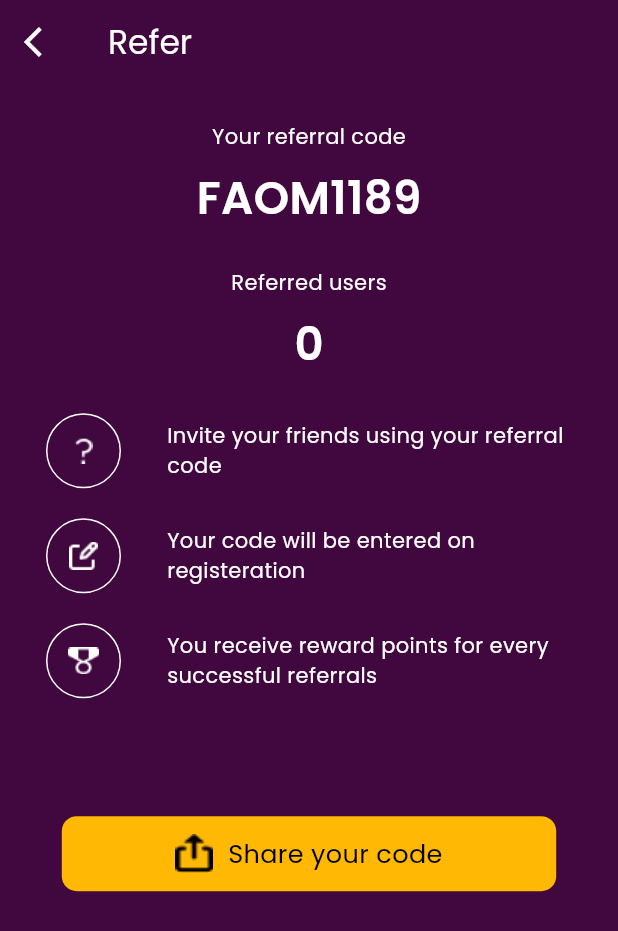
After one commit to Chi-naza/Bulloak-FInance, a Flutter app: the Referral screen opened by its route, after a tap on "Invite Now", on a phone screen of 412 x 824 dp. The commit adds this screen. Shown: the top 931 px of the screen. Run offline on Flutter 3.47's test engine with Material 3 defaults, Android fonts, the light colour scheme and no system bars; our stand-ins replace fl_chart, flutter_advanced_drawer, flutter_credit_card, flutter_screenutil, get, google_fonts and 3 more; missing offline and left inert: number_text_input_formatter; accounts and stored records are empty; network calls fail.

Commit message:
referral ui added

```diff
--- /dev/null
+++ b/lib/data/referral_data.dart
@@ -0,0 +1,14 @@
+final List referralData = [
+  {
+    'icon': 'assets/icons/questionmark.png',
+    'text': 'Invite your friends using your referral \ncode',
+  },
+  {
+    'icon': 'assets/icons/regis.png',
+    'text': 'Your code will be entered on \nregisteration',
+  },
+  {
+    'icon': 'assets/icons/rewardpt.png',
+    'text': 'You receive reward points for every \nsuccessful referrals',
+  },
+];
--- /dev/null
+++ b/lib/referral/inviteFriends.dart
@@ -0,0 +1,123 @@
+import 'package:flutter/material.dart';
+import 'package:flutter_screenutil/flutter_screenutil.dart';
+import 'package:get/get.dart';
+import 'package:google_fonts/google_fonts.dart';
+
+import '../data/referral_data.dart';
+
+class InviteFriends extends StatelessWidget {
+  const InviteFriends({super.key});
+
+  @override
+  Widget build(BuildContext context) {
+    var w = MediaQuery.of(context).size.width;
+    return SafeArea(
+        child: Scaffold(
+      backgroundColor: const Color(0xff41073F),
+      appBar: AppBar(
+        backgroundColor: Colors.transparent,
+        leading: GestureDetector(
+          onTap: () => Get.back(),
+          child: const Icon(
+            Icons.arrow_back_ios,
+            color: Colors.white,
+          ),
+        ),
+        title: Text('Refer', style: GoogleFonts.poppins(color: Colors.white)),
+      ),
+      body: Center(
+        child:
+            Column(mainAxisAlignment: MainAxisAlignment.spaceEvenly, children: [
+          Column(
+            children: [
+              Text(
+                'Your referral code',
+                style: GoogleFonts.poppins(color: Colors.white),
+              ),
+              SizedBox(height: 10.h),
+              Text(
+                'FAOM1189',
+                style: GoogleFonts.poppins(
+                    color: Colors.white,
+                    fontSize: 30.sp,
+                    fontWeight: FontWeight.w600),
+              ),
+            ],
+          ),
+          Column(
+            children: [
+              Text(
+                'Referred users',
+                style: GoogleFonts.poppins(color: Colors.white),
+              ),
+              SizedBox(height: 10.h),
+              Text(
+                '0',
+                style: GoogleFonts.poppins(
+                    color: Colors.white,
+                    fontSize: 30.sp,
+                    fontWeight: FontWeight.w600),
+              ),
+            ],
+          ),
+          SizedBox(
+            height: 250.h,
+            child: ListView.separated(
+              physics: const NeverScrollableScrollPhysics(),
+              itemCount: referralData.length,
+              itemBuilder: (context, index) => Row(
+                mainAxisAlignment: MainAxisAlignment.spaceEvenly,
+                children: [
+                  Container(
+                    height: 50,
+                    width: 50,
+                    decoration: BoxDecoration(
+                        shape: BoxShape.circle,
+                        border: Border.all(width: 1, color: Colors.white)),
+                    child:
+                        Center(child: Image.asset(referralData[index]['icon'])),
+                  ),
+                  SizedBox(
+                    width: 270,
+                    child: Text(
+                      referralData[index]['text'],
+                      style: GoogleFonts.poppins(color: Colors.white),
+                    ),
+                  )
+                ],
+              ),
+              separatorBuilder: (BuildContext context, int index) =>
+                  const SizedBox(
+                height: 20,
+              ),
+            ),
+          ),
+          Container(
+            height: 50,
+            width: w * 0.8,
+            decoration: BoxDecoration(
+                color: const Color(0xffFFB803),
+                borderRadius: BorderRadius.circular(10)),
+            child: Row(mainAxisAlignment: MainAxisAlignment.center, children: [
+              Image.asset(
+                'assets/icons/share.png',
+                scale: 0.8,
+              ),
+              SizedBox(
+                width: 10.w,
+              ),
+              Text('Share your code',
+                  style: GoogleFonts.poppins(
+                      color: Colors.black,
+                      fontSize: 17.sp,
+                      fontWeight: FontWeight.w400))
+            ]),
+          ),
+          SizedBox(
+            height: 185.h,
+          )
+        ]),
+      ),
+    ));
+  }
+}
--- /dev/null
+++ b/lib/referral/referral.dart
@@ -0,0 +1,195 @@
+import 'package:bulloak_fin_mgt_fin_mgt/colors.dart';
+import 'package:bulloak_fin_mgt_fin_mgt/widgets/custom_button.dart';
+import 'package:flutter/material.dart';
+import 'package:flutter_screenutil/flutter_screenutil.dart';
+import 'package:get/get.dart';
+import 'package:google_fonts/google_fonts.dart';
+import 'package:iconsax/iconsax.dart';
+
+class Referral extends StatelessWidget {
+  const Referral({super.key});
+
+  @override
+  Widget build(BuildContext context) {
+    var w = MediaQuery.of(context).size.width;
+    return SafeArea(
+        child: Scaffold(
+      backgroundColor: AppColors.primaryColor,
+      appBar: AppBar(
+        backgroundColor: Colors.transparent,
+        elevation: 0,
+        leading: GestureDetector(
+          onTap: () => Get.back(),
+          child: const Icon(
+            Icons.arrow_back_ios,
+            color: Colors.white,
+          ),
+        ),
+        title:
+            Text('Referral', style: GoogleFonts.poppins(color: Colors.white)),
+      ),
+      body: SingleChildScrollView(
+        child: Column(children: [
+          Stack(
+              //ads
+              children: [
+                Image.asset('assets/images/adBox.png'),
+                Positioned(
+                    left: 40.w,
+                    top: 15.h,
+                    child: SizedBox(
+                      height: 300,
+                      width: 320,
+                      child: Image.asset(
+                          'assets/images/ad.png'), //advertisement image
+                    ))
+              ]),
+          ////////////
+          Container(
+            height: 80.h,
+            width: w * 0.85,
+            decoration: BoxDecoration(
+                color: const Color(0xff41073F),
+                borderRadius: BorderRadius.circular(5)),
+            child: Column(
+              mainAxisAlignment: MainAxisAlignment.center,
+              /////////////////////////////////////////
+              children: [
+                Row(mainAxisAlignment: MainAxisAlignment.center, children: [
+                  Container(
+                      height: 10.h,
+                      width: 38.w,
+                      decoration: const BoxDecoration(
+                          color: Color.fromARGB(255, 255, 184, 3),
+                          borderRadius: BorderRadius.only(
+                              topLeft: Radius.circular(5),
+                              bottomLeft: Radius.circular(5)))),
+                  const ReferralCateg(earnAmount: '\$20.00'),
+                  Container(
+                      height: 10.h,
+                      width: 38.w,
+                      decoration: const BoxDecoration(
+                        color: Color.fromARGB(61, 255, 184, 3),
+                      )),
+                  const ReferralCateg(earnAmount: '\$40.00'),
+                  Container(
+                      height: 10.h,
+                      width: 38.w,
+                      decoration: const BoxDecoration(
+                        color: Color.fromARGB(61, 255, 184, 3),
+                      )),
+                  const ReferralCateg(
+                    earnAmount: '\$60.00',
+                  ),
+                ]),
+                Row(children: [
+                  SizedBox(
+                    height: 15.h,
+                    width: 75.w,
+                  ),
+                  Text(
+                    '1 User',
+                    style: GoogleFonts.poppins(
+                        color: Colors.white, fontSize: 14.sp),
+                  ),
+                  SizedBox(
+                    height: 15.h,
+                    width: 54.w,
+                  ),
+                  Text(
+                    '2 Users',
+                    style: GoogleFonts.poppins(
+                        color: Colors.white, fontSize: 14.sp),
+                  ),
+                  SizedBox(
+                    height: 15.h,
+                    width: 42.w,
+                  ),
+                  Text(
+                    '3 Users',
+                    style: GoogleFonts.poppins(
+                        color: Colors.white, fontSize: 14.sp),
+                  ),
+                ])
+              ],
+            ),
+          ),
+          SizedBox(height: 25.h),
+          ////////////////
+          GestureDetector(
+            onTap: () => Get.toNamed('/inviteFriends'),
+            child: CustomButton(
+                height: 55.h,
+                width: w * 0.8,
+                text: 'Invite Now',
+                textColor: Colors.black,
+                color: const Color(0xffFFB803),
+                circularRadius: 10,
+                fontWeight: FontWeight.normal),
+          ),
+          SizedBox(height: 30.h),
+          Container(
+              height: 200,
+              width: w * 0.87.sp,
+              decoration: BoxDecoration(
+                  borderRadius: BorderRadius.circular(15), color: Colors.white),
+              child: Column(
+                  mainAxisAlignment: MainAxisAlignment.spaceEvenly,
+                  children: [
+                    Column(children: [
+                      Text(
+                        'How do you get?',
+                        style: GoogleFonts.poppins(color: Colors.grey[800]),
+                      ),
+                      SizedBox(height: 5.h),
+                      Divider(
+                          color: AppColors.fillText.withOpacity(0.4),
+                          indent: 40.w,
+                          endIndent: 40.w,
+                          height: 0)
+                    ]),
+                    Column(
+                      children: [
+                        Row(
+                          mainAxisAlignment: MainAxisAlignment.spaceEvenly,
+                          children: [
+                            Column(
+                              crossAxisAlignment: CrossAxisAlignment.center,
+                              children: [
+                                const BoxWithIcon(icon: Icons.share_outlined),
+                                SizedBox(height: 5.h),
+                                const WriteUps(
+                                    text: 'Share your invitation code/link')
+                              ],
+                            ),
+                            Column(
+                              crossAxisAlignment: CrossAxisAlignment.center,
+                              children: [
+                                const BoxWithIcon(icon: Iconsax.login),
+                                SizedBox(height: 5.h),
+                                const WriteUps(
+                                    text:
+                                        'Friends sign in with your invitation codes')
+                              ],
+                            ),
+                            Column(
+                              crossAxisAlignment: CrossAxisAlignment.center,
+                              children: [
+                                const BoxWithIcon(
+                                    icon: Iconsax.arrow_swap_horizontal),
+                                SizedBox(height: 5.h),
+                                const WriteUps(
+                                    text: 'Friends make the first transaction')
+                              ],
+                            ),
+                          ],
+                        ),
+                      ],
+                    ),
+                  ])),
+          const SizedBox(height: 10)
+        ]),
+      ),
+    ));
+  }
+}
--- a/lib/routes/names.dart
+++ b/lib/routes/names.dart
@@ -20,10 +20,6 @@ class AppRoutes {
   static const totalAssets = '/totalAssets';
   static const accountLimits = '/accountLimits';
   static const support = '/support';
-
-  // static const Login = '/login';
-  // static const INITIAL = '/';
-  // static const INITIAL = '/';
-  // static const INITIAL = '/';
-  // static const INITIAL = '/';
+  static const referral = '/referral';
+  static const inviteFriends = '/inviteFriends';
 }
--- a/lib/routes/pages.dart
+++ b/lib/routes/pages.dart
@@ -1,3 +1,4 @@
+import 'package:bulloak_fin_mgt_fin_mgt/referral/inviteFriends.dart';
 import 'package:bulloak_fin_mgt_fin_mgt/routes/names.dart';
 import 'package:bulloak_fin_mgt_fin_mgt/screens/auth/launch.dart';
 import 'package:bulloak_fin_mgt_fin_mgt/screens/auth/login.dart';
@@ -19,7 +20,7 @@ import 'package:get/get.dart';
 import 'package:bulloak_fin_mgt_fin_mgt/screens/dashboard.dart';
 import '../screens/auth/recovery.dart/forgot_password.dart';
 import '../screens/navbar/navbar.dart';
-import '../screens/support.dart';
+import '../referral/referral.dart';
 
 class AppPages {
   static final List<GetPage> routes = [
@@ -100,8 +101,12 @@ class AppPages {
       page: () => const AccountLimits(),
     ),
     GetPage(
-      name: AppRoutes.support,
-      page: () => const Support(),
+      name: AppRoutes.referral,
+      page: () => const Referral(),
+    ),
+    GetPage(
+      name: AppRoutes.inviteFriends,
+      page: () => const InviteFriends(),
     ),
   ];
 }
--- a/lib/screens/cards.dart
+++ b/lib/screens/cards.dart
@@ -3,6 +3,7 @@ import 'package:flutter/material.dart';
 import 'package:flutter_screenutil/flutter_screenutil.dart';
 import 'package:get/get.dart';
 import 'package:google_fonts/google_fonts.dart';
+import 'package:iconsax/iconsax.dart';
 
 import '../colors.dart';
 import '../data/cardscreeninfo.dart';
@@ -46,7 +47,7 @@ class Cards extends StatelessWidget {
               children: [
                 Image.asset('assets/images/samplecard.png'),
                 SizedBox(
-                  height: 300,
+                  height: 300.h,
                   child: ListView.separated(
                       physics: const NeverScrollableScrollPhysics(),
                       itemBuilder: (context, index) {
@@ -76,28 +77,12 @@ class Cards extends StatelessWidget {
                       },
                       separatorBuilder: (BuildContext context, int index) {
                         return SizedBox(
-                          height: 25.h,
+                          height: 10.h,
                         );
                       },
                       itemCount: cardScreenInfo.length),
                 ),
-                SizedBox(
-                  height: 10.h,
-                  width: w,
-                ),
-              ],
-            ),
-          ), ///////////////////////
-          Column(
-            children: [
-              SizedBox(
-                height: 30.h,
-                width: w,
-              )
-            ],
-          )
-        ]),
-        bottomNavigationBar: Container(
+                Container(
                   height: 150.h,
                   width: w,
                   decoration: BoxDecoration(color: Colors.white, boxShadow: [
@@ -123,8 +108,8 @@ class Cards extends StatelessWidget {
                         width: w * 0.8,
                         decoration: BoxDecoration(
                             borderRadius: BorderRadius.circular(10),
-                    border:
-                        Border.all(width: 2, color: AppColors.primaryColor)),
+                            border: Border.all(
+                                width: 2, color: AppColors.primaryColor)),
                         child: Center(
                           child: Text(
                             'Pick up from nearby merchant',
@@ -138,31 +123,19 @@ class Cards extends StatelessWidget {
                     ],
                   ),
                 ),
+              ],
+            ),
+          ), ///////////////////////
+          Column(
+            children: [
+              SizedBox(
+                height: 30.h,
+                width: w,
+              )
+            ],
+          ),
+        ]),
       ),
     ));
   }
 }
-
-
-/**
-  SizedBox(height: 10.h),
-                        CustomButton(
-                          height: h * 0.07,
-                          width: w * 0.8,
-                          color: AppColors.primaryColor,
-                          text: 'Get It Now',
-                          fontWeight: FontWeight.normal,
-                          circularRadius: 10,
-                        ),
- */
-
-/**
-
-                            },
-                            separatorBuilder:
-                                (BuildContext context, int index) {
-                              return SizedBox(
-                                height: 25.h,
-                              );
-                            },
- */
--- a/lib/screens/profile/profile.dart
+++ b/lib/screens/profile/profile.dart
@@ -223,7 +223,7 @@ class ProfileScreen extends StatelessWidget {
               const SizedBox(height: 20),
               // 3
               GestureDetector(
-                onTap: () => Get.toNamed('/support'),
+                onTap: () {},
                 child: Container(
                   height: 50.h,
                   width: w,
--- a/lib/screens/support.dart
+++ /dev/null
@@ -1,125 +0,0 @@
-import 'package:bulloak_fin_mgt_fin_mgt/colors.dart';
-import 'package:flutter/material.dart';
-import 'package:flutter_screenutil/flutter_screenutil.dart';
-import 'package:get/get.dart';
-import 'package:google_fonts/google_fonts.dart';
-import 'package:iconsax/iconsax.dart';
-
-class Support extends StatelessWidget {
-  const Support({super.key});
-
-  @override
-  Widget build(BuildContext context) {
-    var w = MediaQuery.of(context).size.width;
-    return SafeArea(
-        child: Scaffold(
-      backgroundColor: AppColors.primaryColor,
-      appBar: AppBar(
-        backgroundColor: Colors.transparent,
-        leading: GestureDetector(
-          onTap: () => Get.back(),
-          child: const Icon(
-            Icons.arrow_back_ios,
-            color: Colors.white,
-          ),
-        ),
-        title: Text('Bulloak Support',
-            style: GoogleFonts.poppins(color: Colors.white)),
-      ),
-      body: Column(children: [
-        Stack(children: [
-          Image.asset('assets/images/ads.png'),
-          Positioned(
-              left: 48.w,
-              top: 40.h,
-              child: SizedBox(
-                height: 250,
-                width: 300,
-                child: Image.asset(
-                    'assets/images/fgpswd.png'), //advertisement image
-              ))
-        ]),
-        Image.asset(
-          'assets/images/support.png',
-        ),
-        const SizedBox(height: 40),
-        Container(
-          height: 200,
-          width: w * 0.87.sp,
-          decoration: BoxDecoration(
-              borderRadius: BorderRadius.circular(15), color: Colors.white),
-          child: Center(
-            child: Column(
-                mainAxisAlignment: MainAxisAlignment.spaceEvenly,
-                crossAxisAlignment: CrossAxisAlignment.start,
-                children: [
-                  Row(
-                    mainAxisAlignment: MainAxisAlignment.spaceAround,
-                    children: [
-                      Row(
-                        children: [
-                          const Icon(Iconsax.message_24),
-                          Text(
-                            ' Email:',
-                            style: GoogleFonts.poppins(
-                                fontWeight: FontWeight.w700),
-                          ),
-                        ],
-                      ),
-                      Text(
-                        '           @support.com',
-                        style: GoogleFonts.poppins(
-                            color: AppColors.primaryColor,
-                            fontWeight: FontWeight.w600),
-                      )
-                    ],
-                  ),
-                  Row(
-                    mainAxisAlignment: MainAxisAlignment.spaceAround,
-                    children: [
-                      Row(
-                        children: [
-                          const Icon(Iconsax.call),
-                          Text(
-                            ' Call Us:',
-                            style: GoogleFonts.poppins(
-                                fontWeight: FontWeight.w700),
-                          ),
-                        ],
-                      ),
-                      Text(
-                        '           +234813444777',
-                        style: GoogleFonts.poppins(
-                            color: AppColors.primaryColor,
-                            fontWeight: FontWeight.w600),
-                      )
-                    ],
-                  ),
-                  Row(
-                    mainAxisAlignment: MainAxisAlignment.spaceAround,
-                    children: [
-                      Row(
-                        children: [
-                          const Icon(Iconsax.message),
-                          Text(
-                            ' Message Us:',
-                            style: GoogleFonts.poppins(
-                                fontWeight: FontWeight.w700),
-                          ),
-                        ],
-                      ),
-                      Text(
-                        '+234813444777',
-                        style: GoogleFonts.poppins(
-                            color: AppColors.primaryColor,
-                            fontWeight: FontWeight.w600),
-                      )
-                    ],
-                  ),
-                ]),
-          ),
-        )
-      ]),
-    ));
-  }
-}
--- a/lib/widgets/custom_button.dart
+++ b/lib/widgets/custom_button.dart
@@ -1,5 +1,8 @@
 import 'package:flutter/material.dart';
+import 'package:flutter_screenutil/flutter_screenutil.dart';
 import 'package:google_fonts/google_fonts.dart';
+
+import '../colors.dart';
 
 class CustomButton extends StatelessWidget {
   const CustomButton(
@@ -13,7 +16,8 @@ class CustomButton extends StatelessWidget {
       this.color,
       this.boxShadow,
       this.fontSize,
-      this.textColor});
+      this.textColor,
+      this.child});
 
   final double height;
   final double width;
@@ -25,6 +29,7 @@ class CustomButton extends StatelessWidget {
   final FontWeight? fontWeight;
   final double? fontSize;
   final Color? textColor;
+  final Widget? child;
 
   @override
   Widget build(BuildContext context) {
@@ -37,7 +42,8 @@ class CustomButton extends StatelessWidget {
         borderRadius: BorderRadius.circular(circularRadius),
         boxShadow: boxShadow,
       ),
-      child: Center(
+      child: child ??
+          Center(
             child: Row(
               mainAxisAlignment: MainAxisAlignment.center,
               children: [
@@ -61,3 +67,77 @@ class CustomButton extends StatelessWidget {
     );
   }
 }
+
+//////////////////
+
+class ReferralCateg extends StatelessWidget {
+  final String earnAmount;
+  const ReferralCateg({super.key, required this.earnAmount});
+
+  @override
+  Widget build(BuildContext context) {
+    return Padding(
+      padding: EdgeInsets.only(bottom: 5.h),
+      child: Container(
+        height: 30.h,
+        width: 60.w,
+        decoration: BoxDecoration(
+            color: const Color(0xffFFB803),
+            borderRadius: BorderRadius.circular(5)),
+        child: Center(
+          child: Text(
+            earnAmount,
+            style: GoogleFonts.poppins(
+                color: const Color(0xff41073F),
+                fontSize: 14.5.sp,
+                fontWeight: FontWeight.w700),
+          ),
+        ),
+      ),
+    );
+  }
+}
+
+///////////////////
+class BoxWithIcon extends StatelessWidget {
+  final IconData icon;
+  const BoxWithIcon({super.key, required this.icon});
+
+  @override
+  Widget build(BuildContext context) {
+    return Container(
+      height: 50.sp,
+      width: 50.sp,
+      decoration: BoxDecoration(
+          border: Border.all(color: AppColors.fillText, width: 0.5)),
+      child: Icon(
+        icon,
+        color: AppColors.primaryColor,
+        size: 35.sp,
+      ),
+    );
+  }
+}
+
+class WriteUps extends StatelessWidget {
+  final String text;
+  const WriteUps({
+    super.key,
+    required this.text,
+  });
+
+  @override
+  Widget build(BuildContext context) {
+    return SizedBox(
+      height: 70,
+      width: 80,
+      child: Text(
+        text,
+        style: GoogleFonts.poppins(
+            color: AppColors.primaryColor,
+            fontSize: 11.sp,
+            fontWeight: FontWeight.w600),
+      ),
+    );
+  }
+}
--- a/lib/widgets/maindrawer.dart
+++ b/lib/widgets/maindrawer.dart
@@ -121,7 +121,7 @@ class MainDrawer extends StatelessWidget {
                 ],
               ),
               ListTile(
-                onTap: () {},
+                onTap: () => Get.toNamed('/referral'),
                 leading: const Icon(Icons.people_outline),
                 title: Text('Referrals', style: GoogleFonts.poppins()),
               ),
```
Also changed, not shown: assets/icons/questionmark.png (added), assets/icons/regis.png (added), assets/icons/rewardpt.png (added), assets/icons/share.png (added), assets/images/ad.png (added), assets/images/adBox.png (renamed from assets/images/ads.png), assets/images/rect.png (added). Lines whose indentation alone changed are shown as unchanged.
